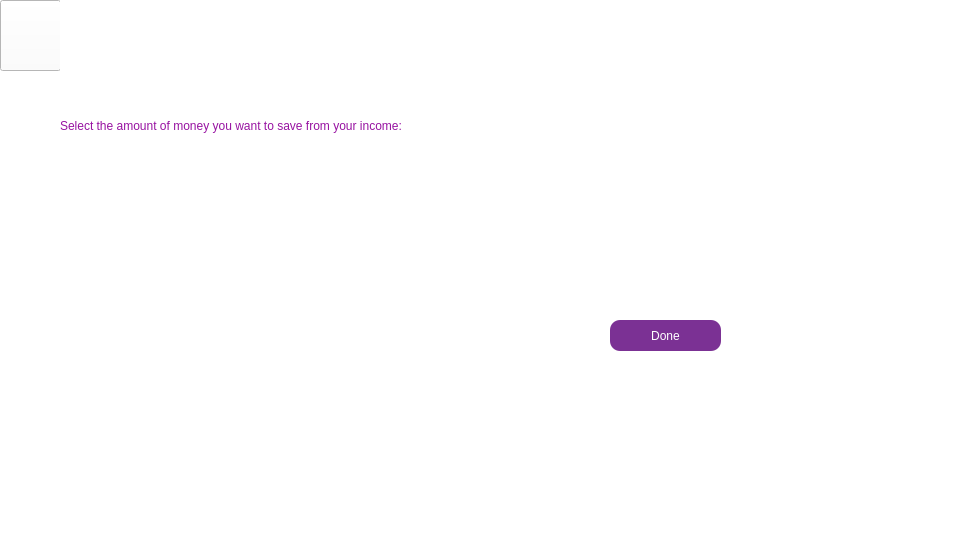
Nirjaraa/spendwise, file savings.ui: the form before one commit.
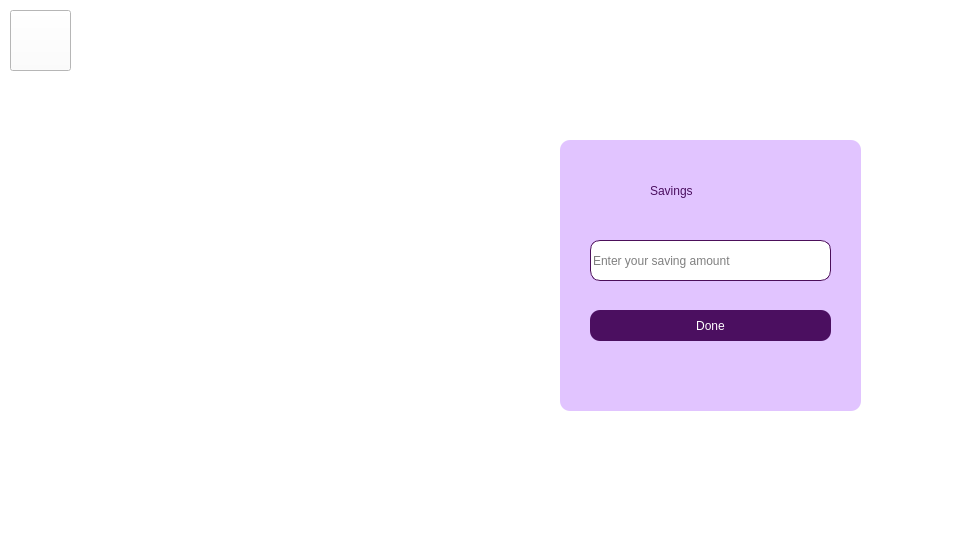
The form after the commit. Icons and pictures are not drawn.

Patch:
```diff
--- a/savings.ui
+++ b/savings.ui
@@ -20,8 +20,8 @@
    <widget class="QLabel" name="image">
     <property name="geometry">
      <rect>
-      <x>70</x>
-      <y>160</y>
+      <x>80</x>
+      <y>120</y>
       <width>381</width>
       <height>321</height>
      </rect>
@@ -33,71 +33,13 @@
      <string/>
     </property>
    </widget>
-   <widget class="QLabel" name="logo">
-    <property name="geometry">
-     <rect>
-      <x>870</x>
-      <y>460</y>
-      <width>91</width>
-      <height>81</height>
-     </rect>
-    </property>
-    <property name="styleSheet">
-     <string notr="true">border-image: url(:/resources/logo.png);</string>
-    </property>
-    <property name="text">
-     <string/>
-    </property>
-   </widget>
-   <widget class="QLabel" name="text">
-    <property name="geometry">
-     <rect>
-      <x>60</x>
-      <y>80</y>
-      <width>701</width>
-      <height>91</height>
-     </rect>
-    </property>
-    <property name="styleSheet">
-     <string notr="true">font: 18pt &quot;Bahnschrift&quot;;
-color:rgb(151, 18, 161);
-
-</string>
-    </property>
-    <property name="text">
-     <string>Select the amount of money you want to save from your income:</string>
-    </property>
-   </widget>
-   <widget class="QPushButton" name="save">
-    <property name="geometry">
-     <rect>
-      <x>610</x>
-      <y>320</y>
-      <width>111</width>
-      <height>31</height>
-     </rect>
-    </property>
-    <property name="styleSheet">
-     <string notr="true">border-image: url(:/resources/p7.jpg);
-font: 12pt &quot;Bahnschrift&quot;;
-border-color: none;
-color: rgb(255, 255, 255);
-background-color: rgb(123,49,148);
-border-radius: 10px;
-
-</string>
-    </property>
-    <property name="text">
-     <string>Done</string>
-    </property>
-   </widget>
    <widget class="QPushButton" name="back">
     <property name="geometry">
      <rect>
-      <x>0</x>
-      <y>0</y>
+      <x>10</x>
+      <y>10</y>
       <width>61</width>
-      <height>71</height>
+      <height>61</height>
      </rect>
     </property>
     <property name="styleSheet">
@@ -107,43 +49,98 @@
      <string/>
     </property>
    </widget>
-   <widget class="QLabel" name="newincome">
+   <widget class="QGroupBox" name="groupBox">
     <property name="geometry">
      <rect>
-      <x>60</x>
-      <y>0</y>
-      <width>901</width>
-      <height>71</height>
+      <x>560</x>
+      <y>140</y>
+      <width>301</width>
+      <height>271</height>
      </rect>
     </property>
     <property name="styleSheet">
-     <string notr="true">border-image:url(:/resources/title.png);
-color:rgb(255, 255, 255);
+     <string notr="true">border-radius:10px;
+background-color:rgb(225,196,255);</string>
+    </property>
+    <property name="title">
+     <string/>
+    </property>
+    <widget class="QLabel" name="label">
+     <property name="geometry">
+      <rect>
+       <x>90</x>
+       <y>30</y>
+       <width>131</width>
+       <height>41</height>
+      </rect>
+     </property>
+     <property name="styleSheet">
+      <string notr="true">color: rgb(75, 15, 96);
+border:transparent;
+font: 800 25pt &quot;Bahnschrift&quot;;
+background-color:transparent;
+</string>
+     </property>
+     <property name="text">
+      <string>Savings</string>
+     </property>
+    </widget>
+    <widget class="QLineEdit" name="savings_2">
+     <property name="geometry">
+      <rect>
+       <x>30</x>
+       <y>100</y>
+       <width>241</width>
+       <height>41</height>
+      </rect>
+     </property>
+     <property name="styleSheet">
+      <string notr="true"> border-radius:10px;
+ color:black;
+font: 12pt &quot;Bahnschrift&quot;;
+ background-color:white;
+border:1px solid rgb(76,15,90);</string>
+     </property>
+     <property name="placeholderText">
+      <string>Enter your saving amount</string>
+     </property>
+    </widget>
+    <widget class="QPushButton" name="save">
+     <property name="geometry">
+      <rect>
+       <x>30</x>
+       <y>170</y>
+       <width>241</width>
+       <height>31</height>
+      </rect>
+     </property>
+     <property name="styleSheet">
+      <string notr="true">QPushButton {
+    font: 9pt &quot;Bahnschrift&quot;;
+   
+    color: rgb(255, 255, 255);
+    background-color: rgb(75, 15, 96);
+    border-radius: 10px;
+}
+
+QPushButton:hover {
+    border: 2px solid white;
+	}
+QPushButton:pressed {
+    border: 2px solid rgb(75, 15, 96);
+	 background-color:white;
+	 color:rgb(75, 15, 96);
+cursor: pointinghand;
+}
  
-font: 700 22pt &quot;Bahnschrift&quot;;
 
- </string>
-    </property>
-    <property name="text">
-     <string>    SAVINGS</string>
-    </property>
-   </widget>
-   <widget class="QLineEdit" name="savings_2">
-    <property name="geometry">
-     <rect>
-      <x>550</x>
-      <y>230</y>
-      <width>251</width>
-      <height>51</height>
-     </rect>
-    </property>
-    <property name="styleSheet">
-     <string notr="true">font: 18pt &quot;Bahnschrift&quot;;
-color:rgb(151, 18, 161);
-background:transparent;
-background-image: url(:/resources/background1.png);
-border-radius:20px;</string>
-    </property>
+
+</string>
+     </property>
+     <property name="text">
+      <string>Done</string>
+     </property>
+    </widget>
    </widget>
   </widget>
  </widget>
```
Left out of the diff: 2 changed lines with no effect on the pictures.
